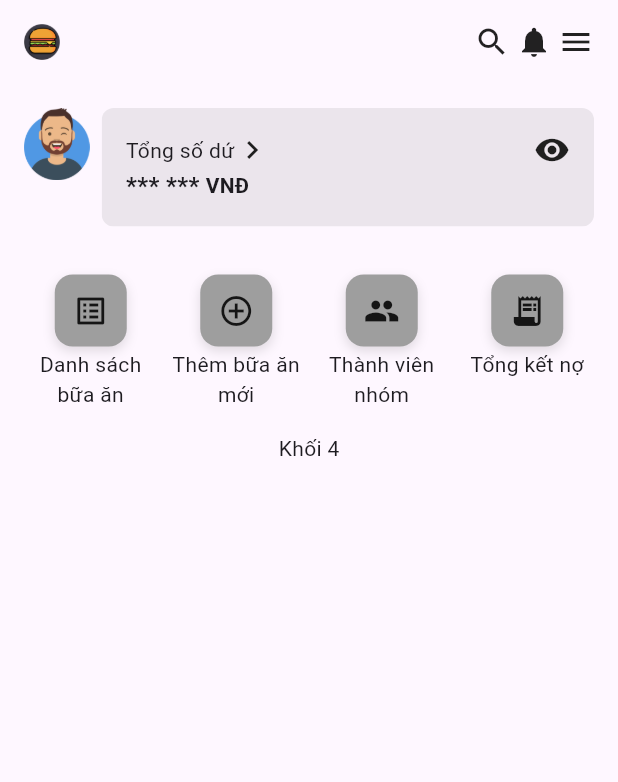
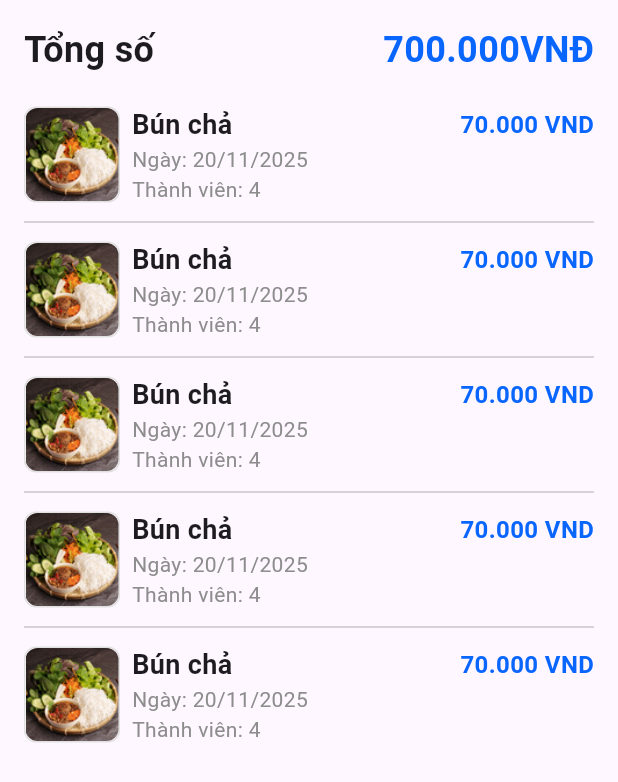
Before and after one commit to hoanglamnguyentb/4n-tru4-hjn3t, a Flutter app: the screen it shows after launch, after a tap on "Danh sách bữa ăn", on a phone screen of 412 x 824 dp. Shown: the top 782 px of the screen. Run offline on Flutter 3.47's test engine with Material 3 defaults, Android fonts, the phone set to English and light mode, and no system bars; our stand-ins replace device_preview, flutter_dotenv, go_router, supabase_flutter; accounts and stored records are empty.

Commit message:
meal_page

```diff
--- a/lib/core/constants/constants.dart
+++ b/lib/core/constants/constants.dart
@@ -1,6 +1,7 @@
 import 'package:flutter/material.dart';
 
 const colorBlue = Color.fromRGBO(8, 102, 255, 1.0);
+final colorSplash = Colors.grey.withAlpha((0.2 * 255).round());
 const colorBlack = Color.fromRGBO(161, 149, 161, 1);
 const colorGrey = Color.fromRGBO(141, 141, 141, 1.0);
 const colorPurple = Color.fromRGBO(146, 106, 255, 1.0);
--- a/lib/core/routes/app_routes.dart
+++ b/lib/core/routes/app_routes.dart
@@ -1,5 +1,6 @@
 import 'package:an_trua_hinet/pages/home_page.dart';
 import 'package:an_trua_hinet/pages/login_page.dart';
+import 'package:an_trua_hinet/pages/meal_page.dart';
 import 'package:an_trua_hinet/pages/member_page.dart';
 import 'package:flutter/material.dart';
 import 'package:go_router/go_router.dart';
@@ -14,6 +15,7 @@ final GoRouter router = GoRouter(
     GoRoute(path: '/home', builder: (context, state) => const HomePage()),
     GoRoute(path: '/login', builder: (context, state) => const LoginPage()),
     GoRoute(path: '/member', builder: (context, state) => const MemberPage()),
+    GoRoute(path: '/meal', builder: (context, state) => const MealPage()),
   ],
   errorBuilder: (context, state) =>
       const Scaffold(body: Center(child: Text('Page Not Found'))),
--- /dev/null
+++ b/lib/core/widgets/app_divider.dart
@@ -0,0 +1,13 @@
+import 'package:flutter/material.dart';
+
+class AppDivider extends StatelessWidget {
+  const AppDivider({super.key});
+
+  @override
+  Widget build(BuildContext context) {
+    return Padding(
+      padding: const EdgeInsets.symmetric(horizontal: 16.0),
+      child: Divider(),
+    );
+  }
+}
--- a/lib/core/widgets/home_card.dart
+++ b/lib/core/widgets/home_card.dart
@@ -1,3 +1,4 @@
+import 'package:an_trua_hinet/core/constants/constants.dart';
 import 'package:flutter/material.dart';
 
 class HomeCard extends StatelessWidget {
@@ -15,7 +16,7 @@ class HomeCard extends StatelessWidget {
   @override
   Widget build(BuildContext context) {
     return InkWell(
-      splashColor: Colors.greenAccent,
+      splashColor: colorSplash,
       borderRadius: BorderRadius.circular(12),
       onTap: onTap,
       child: Column(
--- /dev/null
+++ b/lib/core/widgets/meal_card.dart
@@ -0,0 +1,73 @@
+import 'package:an_trua_hinet/core/constants/constants.dart';
+import 'package:flutter/material.dart';
+
+class MealCard extends StatelessWidget {
+  const MealCard({super.key});
+
+  @override
+  Widget build(BuildContext context) {
+    return InkWell(
+      splashColor: colorSplash,
+      borderRadius: BorderRadius.circular(12),
+      onTap: () {
+        print("Click MealCard");
+      },
+      child: Padding(
+        padding: const EdgeInsets.symmetric(horizontal: 16.0, vertical: 4.0),
+        child: Row(
+          children: [
+            Container(
+              width: 64,
+              height: 64,
+              decoration: BoxDecoration(
+                border: Border.all(
+                  color: Colors.grey.shade300,
+                ), // viền nhẹ màu xám nhạt
+                borderRadius: BorderRadius.circular(8), // bo nhẹ góc nếu muốn
+              ),
+              child: ClipRRect(
+                borderRadius: BorderRadius.circular(
+                  8,
+                ), // cần để ảnh cũng bo giống container
+                child: Image.asset(
+                  'assets/images/bun_cha.jpg',
+                  fit: BoxFit.cover, // đảm bảo ảnh lấp đầy và cắt đều
+                ),
+              ),
+            ),
+            SizedBox(width: 8),
+            Expanded(
+              child: Column(
+                crossAxisAlignment: CrossAxisAlignment.start,
+                children: [
+                  Row(
+                    mainAxisAlignment: MainAxisAlignment.spaceBetween,
+                    children: [
+                      Text(
+                        "Bún chả",
+                        style: TextStyle(
+                          fontSize: 18,
+                          fontWeight: FontWeight.bold,
+                        ),
+                      ),
+                      Text(
+                        "70.000 VND",
+                        style: TextStyle(
+                          fontSize: 16,
+                          fontWeight: FontWeight.bold,
+                          color: colorBlue,
+                        ),
+                      ),
+                    ],
+                  ),
+                  Text("Ngày: 20/11/2025", style: TextStyle(color: colorGrey)),
+                  Text("Thành viên: 4", style: TextStyle(color: colorGrey)),
+                ],
+              ),
+            ),
+          ],
+        ),
+      ),
+    );
+  }
+}
--- a/lib/pages/home_page.dart
+++ b/lib/pages/home_page.dart
@@ -91,7 +91,9 @@ class HomePage extends StatelessWidget {
                     child: HomeCard(
                       title: "Danh sách bữa ăn",
                       icon: Icons.list_alt,
-                      onTap: () {},
+                      onTap: () {
+                        context.go('/meal');
+                      },
                     ),
                   ),
                   SizedBox(width: 8),
--- /dev/null
+++ b/lib/pages/meal_page.dart
@@ -0,0 +1,56 @@
+import 'package:an_trua_hinet/core/constants/constants.dart';
+import 'package:an_trua_hinet/core/widgets/app_divider.dart';
+import 'package:an_trua_hinet/core/widgets/meal_card.dart';
+import 'package:flutter/material.dart';
+
+class MealPage extends StatefulWidget {
+  const MealPage({super.key});
+
+  @override
+  State<MealPage> createState() => _MealPageState();
+}
+
+class _MealPageState extends State<MealPage> {
+  @override
+  Widget build(BuildContext context) {
+    return SafeArea(
+      child: Scaffold(
+        body: Column(
+          children: [
+            Padding(
+              padding: const EdgeInsets.all(16.0),
+              child: Row(
+                key: ValueKey('titleRow'),
+                mainAxisAlignment: MainAxisAlignment.spaceBetween,
+                children: [
+                  const Text(
+                    "Tổng số",
+                    style: TextStyle(fontWeight: FontWeight.w600, fontSize: 24),
+                  ),
+                  Text(
+                    "700.000VNĐ",
+                    style: TextStyle(
+                      fontWeight: FontWeight.w600,
+                      fontSize: 24,
+                      color: colorBlue,
+                    ),
+                  ),
+                ],
+              ),
+            ),
+            Expanded(
+              child: ListView.builder(
+                itemCount: 5,
+                itemBuilder: (context, index) {
+                  return Column(
+                    children: [MealCard(), if (index != 4) AppDivider()],
+                  );
+                },
+              ),
+            ),
+          ],
+        ),
+      ),
+    );
+  }
+}
```
Also changed, not shown: lib/pages/member_page.dart (+75 -9 lines), assets/images/bun_cha.jpg (added).
